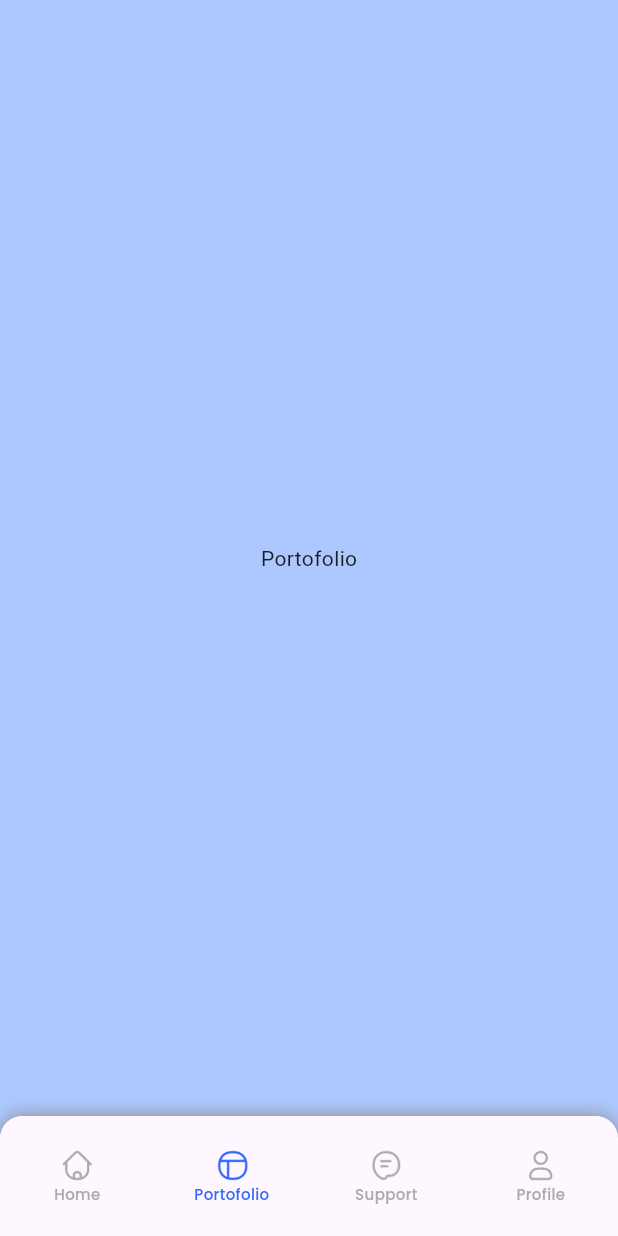
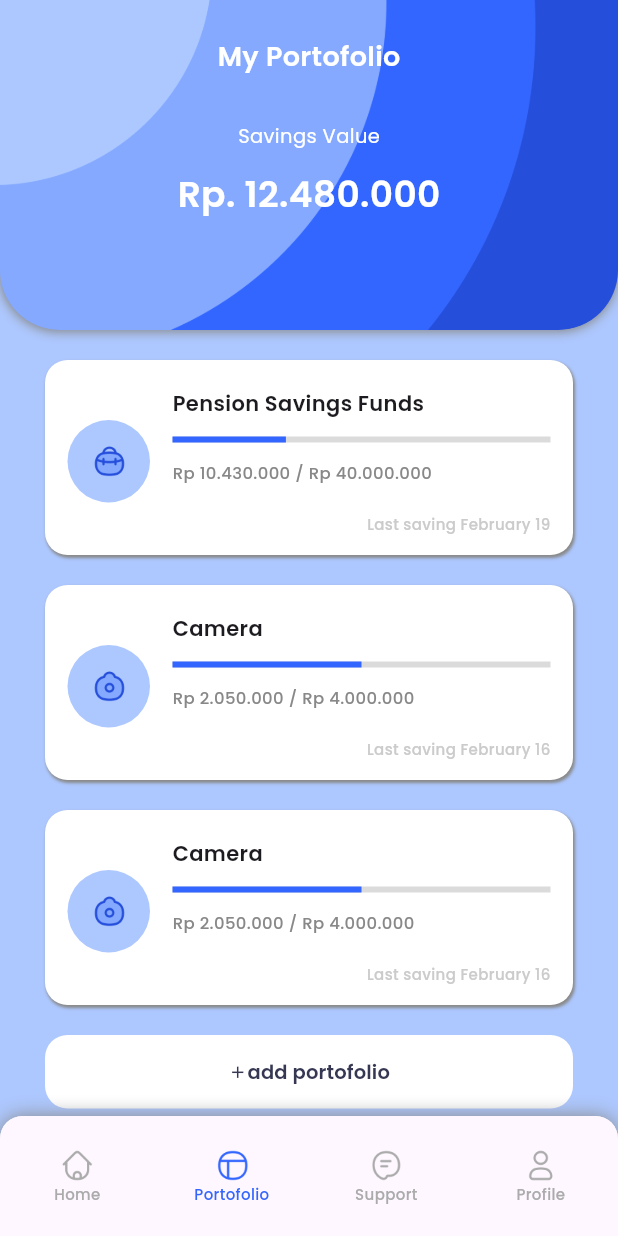
Before and after one commit to natambigous/21102201_TI3_ppb2324-2, a Flutter app: the MainPage screen opened by its route, item 2 of the bottom bar chosen, on a phone screen of 412 x 824 dp. Run offline on Flutter 3.47's test engine with Material 3 defaults, Android fonts, the phone set to English and light mode, and no system bars; drawn by our look-alikes of percent_indicator; our stand-ins replace bloc, equatable, flutter_bloc, google_fonts.

Commit message:
Finishing portofolio page

```diff
--- a/Praktikum6_21102201/savingapps/lib/pages/portofolio/portofolio_page.dart
+++ b/Praktikum6_21102201/savingapps/lib/pages/portofolio/portofolio_page.dart
@@ -1,13 +1,210 @@
 import 'package:flutter/material.dart';
+import 'package:percent_indicator/linear_percent_indicator.dart';
+import 'package:savingapps/styles/colors.dart';
+import 'package:savingapps/styles/text_style.dart';
 
 class PortofolioPage extends StatelessWidget {
   const PortofolioPage({super.key});
 
   @override
   Widget build(BuildContext context) {
+    return SingleChildScrollView(
+      child: Column(
+        children: [
+          Container(
+            padding: EdgeInsets.only(top: 25),
+            height: 220,
+            width: double.infinity,
+            decoration: BoxDecoration(
+              borderRadius: BorderRadius.vertical(bottom: Radius.circular(40)),
+              image: DecorationImage(
+                image: AssetImage('assets/images/bg-container-2.png'),
+                fit: BoxFit.cover,
+              ),
+              boxShadow: [
+                BoxShadow(
+                  color: kGrey,
+                  blurRadius: 5,
+                  offset: Offset.fromDirection(2),
+                )
+              ],
+            ),
+            child: SafeArea(
+              child: Column(
+                children: [
+                  Text(
+                    'My Portofolio',
+                    style: kHeading6.copyWith(
+                        color: kWhite, fontWeight: FontWeight.w600),
+                  ),
+                  SizedBox(
+                    height: 30,
+                  ),
+                  Text(
+                    'Savings Value',
+                    style: kSubtitle2.copyWith(
+                      color: kWhite,
+                    ),
+                  ),
+                  SizedBox(
+                    height: 12,
+                  ),
+                  Text(
+                    'Rp. 12.480.000',
+                    style: kHeading5.copyWith(
+                      color: kWhite,
+                    ),
+                  ),
+                ],
+              ),
+            ),
+          ),
+          _portofolioCardList(
+            'assets/icons/pension.png',
+            'Pension Savings Funds',
+            0.3,
+            'Rp 10.430.000 / Rp 40.000.000',
+            'Last saving February 19',
+          ),
+          _portofolioCardList(
+            'assets/icons/camera.png',
+            'Camera',
+            0.5,
+            'Rp 2.050.000 / Rp 4.000.000',
+            'Last saving February 16',
+          ),
+          _portofolioCardList(
+            'assets/icons/camera.png',
+            'Camera',
+            0.5,
+            'Rp 2.050.000 / Rp 4.000.000',
+            'Last saving February 16',
+          ),
+          Container(
+            margin: EdgeInsets.symmetric(
+              vertical: 20,
+              horizontal: 30,
+            ),
+            child: TextButton(
+              onPressed: () {},
+              child: Row(
+                mainAxisAlignment: MainAxisAlignment.center,
+                children: [
+                  Icon(
+                    Icons.add,
+                    size: 13,
+                    color: kLuckyBlue,
+                  ),
+                  Text(
+                    'add portofolio',
+                    style: kButton2.copyWith(
+                      color: kLuckyBlue,
+                      fontWeight: FontWeight.w600,
+                    ),
+                  ),
+                ],
+              ),
+              style: TextButton.styleFrom(
+                backgroundColor: kWhite,
+                padding: EdgeInsets.symmetric(vertical: 15),
+                shape: RoundedRectangleBorder(
+                  borderRadius: BorderRadius.all(
+                    Radius.circular(15),
+                  ),
+                ),
+                elevation: 4,
+              ),
+            ),
+          )
+        ],
+      ),
+    );
+  }
+
+  Widget _portofolioCardList(
+    String icon,
+    String title,
+    double percent,
+    String amount,
+    String time,
+  ) {
     return Container(
-      child: Center(
-        child: Text ('Portofolio') ,),
+      margin: EdgeInsets.only(
+        left: 30,
+        right: 30,
+        top: 20,
+      ),
+      padding: EdgeInsets.fromLTRB(15, 19, 15, 14),
+      constraints: BoxConstraints.expand(
+        height: 130,
+      ),
+      decoration: BoxDecoration(
+        color: kWhite,
+        borderRadius: BorderRadius.all(
+          Radius.circular(15),
+        ),
+        boxShadow: [
+          BoxShadow(
+            color: kGrey,
+            blurRadius: 1,
+            offset: Offset.fromDirection(1, 2),
+          ),
+        ],
+      ),
+      child: Row(
+        children: [
+          Container(
+            height: 55,
+            width: 55,
+            child: CircleAvatar(
+              backgroundColor: kTropicalBlue,
+              child: Image.asset(
+                icon,
+                width: 24,
+              ),
+            ),
+          ),
+          SizedBox(
+            width: 15,
+          ),
+          Expanded(
+            child: Column(
+              crossAxisAlignment: CrossAxisAlignment.start,
+              children: [
+                Text(
+                  title,
+                  style: kSubtitle1,
+                ),
+                SizedBox(
+                  height: 12,
+                ),
+                LinearPercentIndicator(
+                  lineHeight: 4,
+                  padding: EdgeInsets.symmetric(horizontal: 0),
+                  percent: percent,
+                  progressColor: kBlueRibbon,
+                  backgroundColor: kGrey.withOpacity(0.3),
+                ),
+                SizedBox(
+                  height: 12,
+                ),
+                Text(
+                  amount,
+                  style: kBody2.copyWith(color: kGrey),
+                ),
+                Spacer(),
+                Align(
+                  alignment: Alignment.bottomRight,
+                  child: Text(
+                    time,
+                    style: kCaption.copyWith(color: kLightGray),
+                  ),
+                ),
+              ],
+            ),
+          )
+        ],
+      ),
     );
   }
 }
```
Also changed, not shown: Praktikum6_21102201/savingapps/pubspec.yaml (+2 -9 lines).
